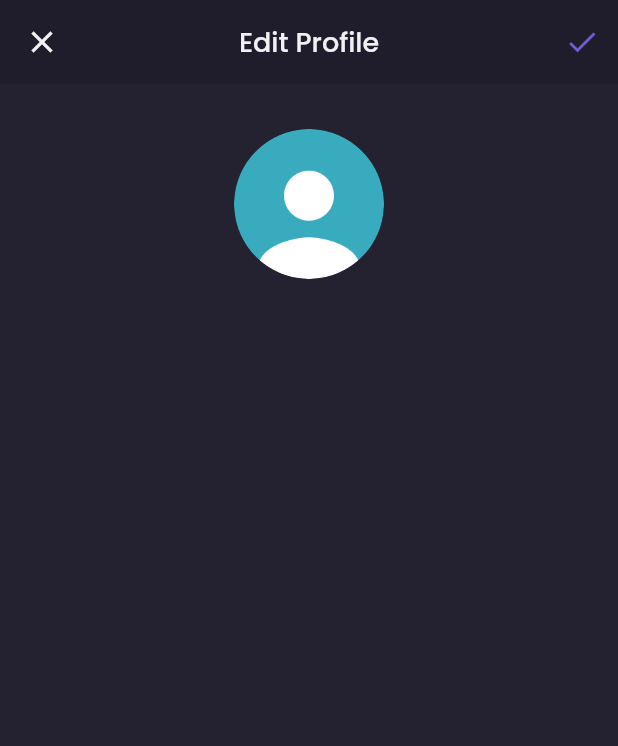
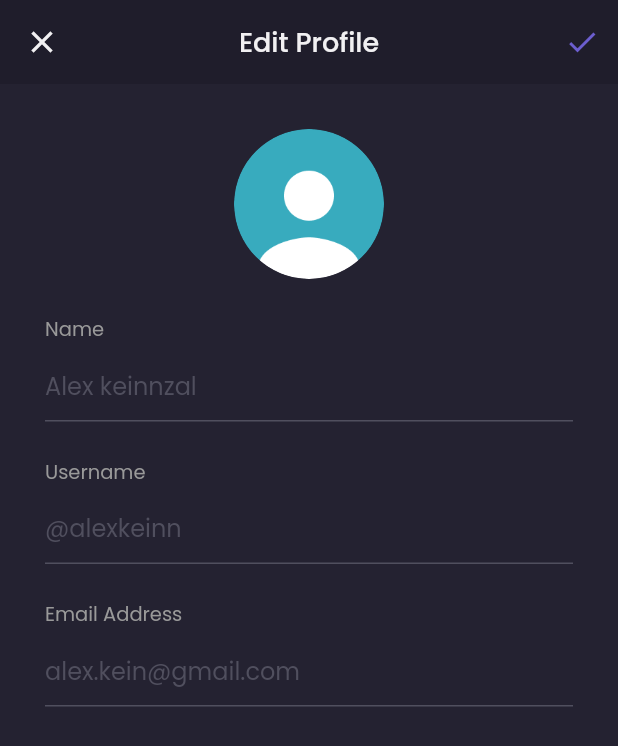
Before and after one commit to yosadade/shamo, a Flutter app: the EditProfilePage screen opened by its route, on a phone screen of 412 x 824 dp. Shown: the top 746 px of the screen. Run offline on Flutter 3.47's test engine with Material 2 defaults, Android fonts, the phone set to English and light mode, and no system bars; our stand-ins replace google_fonts.

```diff
--- a/lib/main.dart
+++ b/lib/main.dart
@@ -2,6 +2,7 @@ import 'package:flutter/material.dart';
 import 'package:shamo/pages/detail_chat.dart';
 import 'package:shamo/pages/edit_profile_page.dart';
 import 'package:shamo/pages/home/main_page.dart';
+import 'package:shamo/pages/product_page.dart';
 import 'package:shamo/pages/sign_in._page.dart';
 import 'package:shamo/pages/sign_up_page.dart';
 import 'package:shamo/pages/splash_page.dart';
@@ -21,7 +22,8 @@ class MyApp extends StatelessWidget {
         '/sign-up': (context) => SignUpPage(),
         '/home': (context) => MainPage(),
         '/detail-chat': (context) => DetailChat(),
-        '/edit-profile': (context) => EditProfilePage()
+        '/edit-profile': (context) => EditProfilePage(),
+        '/product-page' : (context) => ProductPage(),
       },
     );
   }
--- a/lib/pages/edit_profile_page.dart
+++ b/lib/pages/edit_profile_page.dart
@@ -4,6 +4,87 @@ import 'package:shamo/theme.dart';
 class EditProfilePage extends StatelessWidget {
   @override
   Widget build(BuildContext context) {
+    Widget nameInput() {
+      return Container(
+        margin: EdgeInsets.only(top: 24),
+        child: Column(
+          crossAxisAlignment: CrossAxisAlignment.start,
+          children: [
+            Text(
+              'Name',
+              style: secondaryTextStyle.copyWith(
+                  fontSize: 13, fontWeight: regular),
+            ),
+            SizedBox(height: 4),
+            TextFormField(
+              style:
+                  primaryTextStyle.copyWith(fontSize: 16, fontWeight: regular),
+              decoration: InputDecoration(
+                  hintText: 'Alex keinnzal',
+                  hintStyle: subtitleTextStyle.copyWith(
+                      fontSize: 16, fontWeight: regular),
+                  enabledBorder: UnderlineInputBorder(
+                      borderSide: BorderSide(color: subtitleColor))),
+            )
+          ],
+        ),
+      );
+    }
+
+    Widget userName() {
+      return Container(
+        margin: EdgeInsets.only(top: 24),
+        child: Column(
+          crossAxisAlignment: CrossAxisAlignment.start,
+          children: [
+            Text(
+              'Username',
+              style: secondaryTextStyle.copyWith(
+                  fontSize: 13, fontWeight: regular),
+            ),
+            SizedBox(height: 4),
+            TextFormField(
+              style:
+                  primaryTextStyle.copyWith(fontSize: 16, fontWeight: regular),
+              decoration: InputDecoration(
+                  hintText: '@alexkeinn',
+                  hintStyle: subtitleTextStyle.copyWith(
+                      fontSize: 16, fontWeight: regular),
+                  enabledBorder: UnderlineInputBorder(
+                      borderSide: BorderSide(color: subtitleColor))),
+            )
+          ],
+        ),
+      );
+    }
+
+    Widget emailAddress() {
+      return Container(
+        margin: EdgeInsets.only(top: 24),
+        child: Column(
+          crossAxisAlignment: CrossAxisAlignment.start,
+          children: [
+            Text(
+              'Email Address',
+              style: secondaryTextStyle.copyWith(
+                  fontSize: 13, fontWeight: regular),
+            ),
+            SizedBox(height: 4),
+            TextFormField(
+              style:
+                  primaryTextStyle.copyWith(fontSize: 16, fontWeight: regular),
+              decoration: InputDecoration(
+                  hintText: 'alex.kein@gmail.com',
+                  hintStyle: subtitleTextStyle.copyWith(
+                      fontSize: 16, fontWeight: regular),
+                  enabledBorder: UnderlineInputBorder(
+                      borderSide: BorderSide(color: subtitleColor))),
+            )
+          ],
+        ),
+      );
+    }
+
     Widget content() {
       return Container(
         width: double.infinity,
@@ -20,7 +101,10 @@ class EditProfilePage extends StatelessWidget {
                       image: AssetImage(
                     'assets/image_avatar.png',
                   ))),
-            )
+            ),
+            nameInput(),
+            userName(),
+            emailAddress()
           ],
         ),
       );
@@ -49,6 +133,7 @@ class EditProfilePage extends StatelessWidget {
             ),
           ]),
       body: content(),
+      resizeToAvoidBottomInset: false,
     );
   }
 }
--- a/lib/pages/home/main_page.dart
+++ b/lib/pages/home/main_page.dart
@@ -101,7 +101,7 @@ class _MainPageState extends State<MainPage> {
 
   Widget build(BuildContext context) {
     return Scaffold(
-        backgroundColor: backgroundColor1,
+        backgroundColor: currentIndex == 0 ?  backgroundColor1 : backgroundColor3,
         floatingActionButton: cartButton(),
         floatingActionButtonLocation: FloatingActionButtonLocation.centerDocked,
         bottomNavigationBar: customBottomNav(),
--- a/pubspec.yaml
+++ b/pubspec.yaml
@@ -29,6 +29,7 @@ dependencies:
   # Use with the CupertinoIcons class for iOS style icons.
   cupertino_icons: ^1.0.2
   google_fonts: ^2.0.0
+  carousel_slider: ^4.0.0
 
 dev_dependencies:
   flutter_test:
```
Also changed, not shown: lib/pages/product_page.dart (added, +47 -0 lines), lib/widgets/product_card.dart (+8 -3 lines), lib/widgets/product_tile.dart (+11 -5 lines), pubspec.lock.
